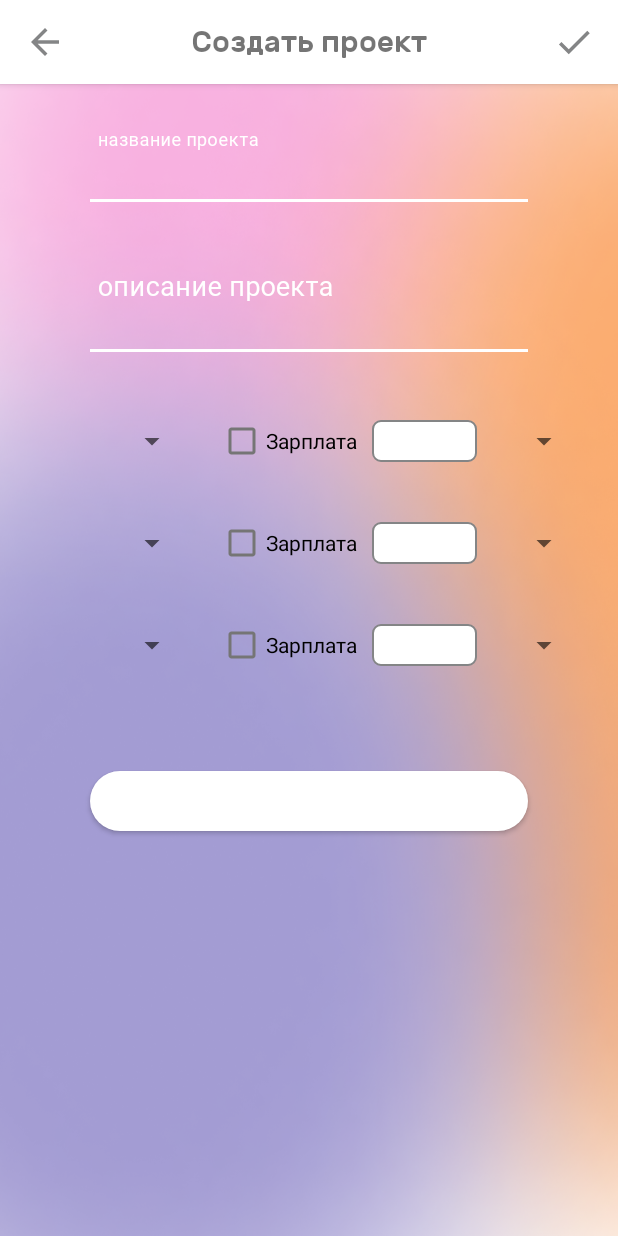
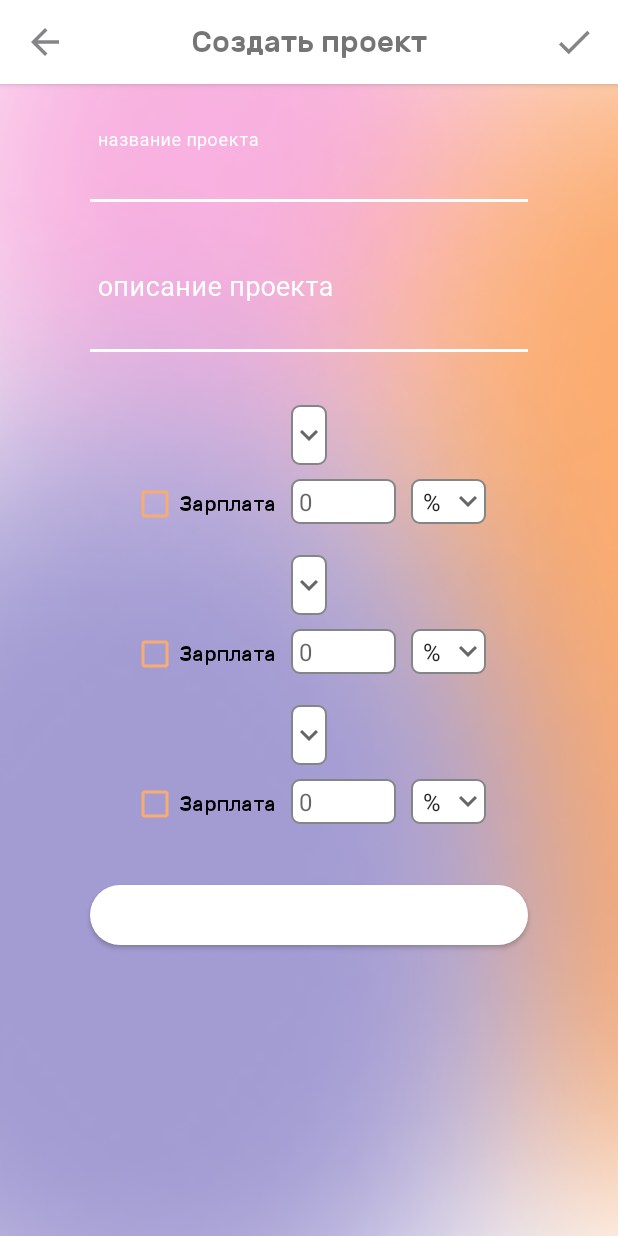
Before and after one commit to Mortd3kay/startup-map-app, an Android app: the layout fragment_create_project.xml on its own in the app's theme, with its tools: preview values and no code run, on a phone screen of 412 x 824 dp. Run offline under Robolectric (Android 15) with nearby library versions, the phone set to English and light mode, and no system bars; network calls fail.

Commit message:
role_item works

```diff
--- a/StartAppFrontend/app/src/main/java/com/skyletto/startappfrontend/common/adapters/RoleAdapter.kt
+++ b/StartAppFrontend/app/src/main/java/com/skyletto/startappfrontend/common/adapters/RoleAdapter.kt
@@ -5,16 +5,15 @@ import android.util.Log
 import android.view.LayoutInflater
 import android.view.View
 import android.view.ViewGroup
+import android.widget.AdapterView
 import android.widget.ArrayAdapter
 import androidx.databinding.DataBindingUtil
-import androidx.lifecycle.LiveData
 import androidx.recyclerview.widget.RecyclerView
 import com.skyletto.startappfrontend.R
 import com.skyletto.startappfrontend.common.models.ProjectRoleItem
 import com.skyletto.startappfrontend.databinding.RoleItemBinding
 import com.skyletto.startappfrontend.domain.entities.Project
 import com.skyletto.startappfrontend.domain.entities.ProjectRole
-import com.skyletto.startappfrontend.ui.project.fragments.CreateProjectFragment
 
 class RoleAdapter(private val context: Context, private val roleTypes: List<ProjectRole>) : RecyclerView.Adapter<RoleAdapter.RoleViewHolder>() {
 
@@ -32,8 +31,11 @@ class RoleAdapter(private val context: Context, private val roleTypes: List<Proj
         notifyDataSetChanged()
     }
 
-    class RoleViewHolder(itemView: View) : RecyclerView.ViewHolder(itemView) {
+    inner class RoleViewHolder(itemView: View) : RecyclerView.ViewHolder(itemView) {
         val binding: RoleItemBinding? = DataBindingUtil.bind(itemView)
+        init {
+            binding?.roleSpinner?.adapter = ArrayAdapter(itemView.context, R.layout.support_simple_spinner_dropdown_item, roleTypes.map { it.name })
+        }
     }
 
     override fun onCreateViewHolder(parent: ViewGroup, viewType: Int): RoleViewHolder {
@@ -42,7 +44,25 @@ class RoleAdapter(private val context: Context, private val roleTypes: List<Proj
     }
 
     override fun onBindViewHolder(holder: RoleViewHolder, position: Int) {
-        holder.binding?.roleSpinner?.adapter = ArrayAdapter(context, R.layout.support_simple_spinner_dropdown_item, roleTypes.map { it.name })
+        holder.binding?.item = roles[position]
+        holder.binding?.roleSalaryType?.let{
+            it.onItemSelectedListener = object : AdapterView.OnItemSelectedListener {
+                override fun onItemSelected(parent: AdapterView<*>?, view: View?, _position: Int, id: Long) {
+                    roles[position].salaryType.set((it.selectedItem as String)[0])
+                    holder.binding.roleSalaryAmount.let { innerIt->
+                        if ((it.selectedItem as String)[0] == '%' && innerIt.text.length > 2){
+                            innerIt.setText(innerIt.text.substring(0,2))
+                        }
+                    }
+
+                }
+
+                override fun onNothingSelected(parent: AdapterView<*>?) {
+                    TODO("Not yet implemented")
+                }
+
+            }
+        }
     }
 
     override fun getItemCount() = roles.size
--- a/StartAppFrontend/app/src/main/java/com/skyletto/startappfrontend/common/models/ProjectRoleItem.kt
+++ b/StartAppFrontend/app/src/main/java/com/skyletto/startappfrontend/common/models/ProjectRoleItem.kt
@@ -9,5 +9,5 @@ class ProjectRoleItem {
     val role: ObservableField<ProjectRole> = ObservableField()
     val isSalary: ObservableField<Boolean> = ObservableField(false)
     val salaryType: ObservableField<Char> = ObservableField('%')
-    val salaryAmount: ObservableField<Double> = ObservableField(0.0)
+    val salaryAmount: ObservableField<Int> = ObservableField(0)
 }
--- a/StartAppFrontend/app/src/main/java/com/skyletto/startappfrontend/ui/project/fragments/CreateProjectFragment.kt
+++ b/StartAppFrontend/app/src/main/java/com/skyletto/startappfrontend/ui/project/fragments/CreateProjectFragment.kt
@@ -61,6 +61,7 @@ class CreateProjectFragment : Fragment() {
         }
         binding.createProjectBackBtn.setOnClickListener { activity?.onBackPressed() }
         binding.createProjectOkBtn.setOnClickListener {
+            Log.d(TAG, "initViews: ${viewModel?.project?.get()}")
         }
 
     }
--- a/StartAppFrontend/app/src/main/res/drawable/ic_baseline_keyboard_arrow_down_24.xml
+++ b/StartAppFrontend/app/src/main/res/drawable/ic_baseline_keyboard_arrow_down_24.xml
@@ -1,5 +1,10 @@
-<vector android:height="24dp" android:tint="#848586"
-    android:viewportHeight="24" android:viewportWidth="24"
-    android:width="24dp" xmlns:android="http://schemas.android.com/apk/res/android">
-    <path android:fillColor="@android:color/white" android:pathData="M7.41,8.59L12,13.17l4.59,-4.58L18,10l-6,6 -6,-6 1.41,-1.41z"/>
+<vector xmlns:android="http://schemas.android.com/apk/res/android"
+    android:width="24dp"
+    android:height="24dp"
+    android:viewportWidth="24"
+    android:viewportHeight="24"
+    android:tint="?attr/colorControlNormal">
+  <path
+      android:fillColor="@android:color/white"
+      android:pathData="M7.41,8.59L12,13.17l4.59,-4.58L18,10l-6,6 -6,-6 1.41,-1.41z"/>
 </vector>
--- /dev/null
+++ b/StartAppFrontend/app/src/main/res/drawable/role_spinner_background.xml
@@ -0,0 +1,13 @@
+<?xml version="1.0" encoding="utf-8"?>
+<selector xmlns:android="http://schemas.android.com/apk/res/android">
+
+    <item><layer-list>
+        <item><shape>
+            <stroke android:width="1dp" android:color="@color/grey" />
+            <solid android:color="@color/white"/>
+            <corners android:radius="5dp" />
+        </shape></item>
+        <item android:gravity="center_vertical|right" android:drawable="@drawable/ic_baseline_keyboard_arrow_down_24"/>
+    </layer-list></item>
+
+</selector>
--- a/StartAppFrontend/app/src/main/res/layout/fragment_create_project.xml
+++ b/StartAppFrontend/app/src/main/res/layout/fragment_create_project.xml
@@ -111,7 +111,6 @@
                     android:layout_width="match_parent"
                     android:layout_height="wrap_content"
                     android:nestedScrollingEnabled="false"
-                    android:layout_marginHorizontal="15dp"
                     android:layout_marginTop="25dp"
                     tools:listitem="@layout/role_item"/>
 
@@ -120,7 +119,7 @@
                     style="@style/button_style"
                     android:layout_gravity="center_horizontal"
                     android:text="@string/add_role"
-                    android:layout_marginTop="50dp"
+                    android:layout_marginTop="30dp"
                     android:layout_width="match_parent"
                     android:layout_marginHorizontal="60dp"
                     android:layout_marginBottom="10dp"
--- a/StartAppFrontend/app/src/main/res/layout/role_item.xml
+++ b/StartAppFrontend/app/src/main/res/layout/role_item.xml
@@ -11,45 +11,61 @@
     </data>
 
     <LinearLayout
-        android:orientation="horizontal"
+        android:layout_marginTop="10dp"
+        android:orientation="vertical"
         android:layout_width="match_parent"
         android:layout_height="wrap_content"
-        android:gravity="center"
-        android:padding="10dp">
+        android:gravity="center">
 
         <Spinner
             android:id="@+id/role_spinner"
             android:layout_width="wrap_content"
+            android:layout_height="40dp"
+            android:background="@drawable/role_spinner_background" />
+
+        <LinearLayout
+            android:layout_width="match_parent"
             android:layout_height="wrap_content"
-            android:layout_marginEnd="20dp"
-            android:minWidth="100dp" />
+            android:gravity="center_horizontal"
+            android:layout_marginTop="2dp"
+            android:orientation="horizontal">
 
             <CheckBox
                 android:layout_width="wrap_content"
                 android:layout_height="wrap_content"
                 android:checked="@={item.isSalary()}"
-            android:text="@string/salary"/>
+                android:text="@string/salary"
+                android:buttonTint="@color/skin"
+                android:fontFamily="@font/rubik_medium"
+                />
 
             <EditText
                 android:id="@+id/role_salary_amount"
                 android:layout_width="70dp"
-            android:layout_height="wrap_content"
-            android:layout_marginHorizontal="10dp"
+                android:layout_height="30dp"
                 android:inputType="numberDecimal"
                 android:enabled="@{item.isSalary()}"
-            android:textSize="15sp"
+                android:textSize="16sp"
                 android:paddingHorizontal="5dp"
                 android:paddingVertical="3dp"
                 android:textColor="@color/black"
                 android:text="@={``+item.salaryAmount}"
-            android:background="@drawable/role_views_shape"/>
+                android:hint="0"
+                android:maxLength="@{item.salaryType=='%'?2:7}"
+                android:alpha="@{item.isSalary()?1f:0.4f}"
+                android:layout_marginHorizontal="10dp"
+                android:background="@drawable/role_salary_input_shape"/>
 
             <Spinner
                 android:id="@+id/role_salary_type"
-            android:layout_width="wrap_content"
-            android:layout_height="wrap_content"
-            android:alpha="@{item.isSalary()?0.9f:0.5f}"
-            android:entries="@array/salary_types"/>
+                android:layout_width="50dp"
+                android:layout_height="30dp"
+                android:alpha="@{item.isSalary()?1f:0.4f}"
+                android:clickable="@{item.isSalary()}"
+                android:entries="@array/salary_types"
+                android:background="@drawable/role_spinner_background" />
+
+        </LinearLayout>
 
     </LinearLayout>
 
--- a/StartAppFrontend/gradle.properties
+++ b/StartAppFrontend/gradle.properties
@@ -6,7 +6,7 @@
 # http://www.gradle.org/docs/current/userguide/build_environment.html
 # Specifies the JVM arguments used for the daemon process.
 # The setting is particularly useful for tweaking memory settings.
-org.gradle.jvmargs=-Xmx2048m -Dfile.encoding=UTF-8
+org.gradle.jvmargs=-Xmx1024m -Dfile.encoding=UTF-8
 # When configured, Gradle will run in incubating parallel mode.
 # This option should only be used with decoupled projects. More details, visit
 # http://www.gradle.org/docs/current/userguide/multi_project_builds.html#sec:decoupled_projects
```
Also changed, not shown: StartAppFrontend/app/src/main/res/drawable/role_salary_input_shape.xml (renamed from StartAppFrontend/app/src/main/res/drawable/role_views_shape.xml). Lines whose indentation alone changed are shown as unchanged.
